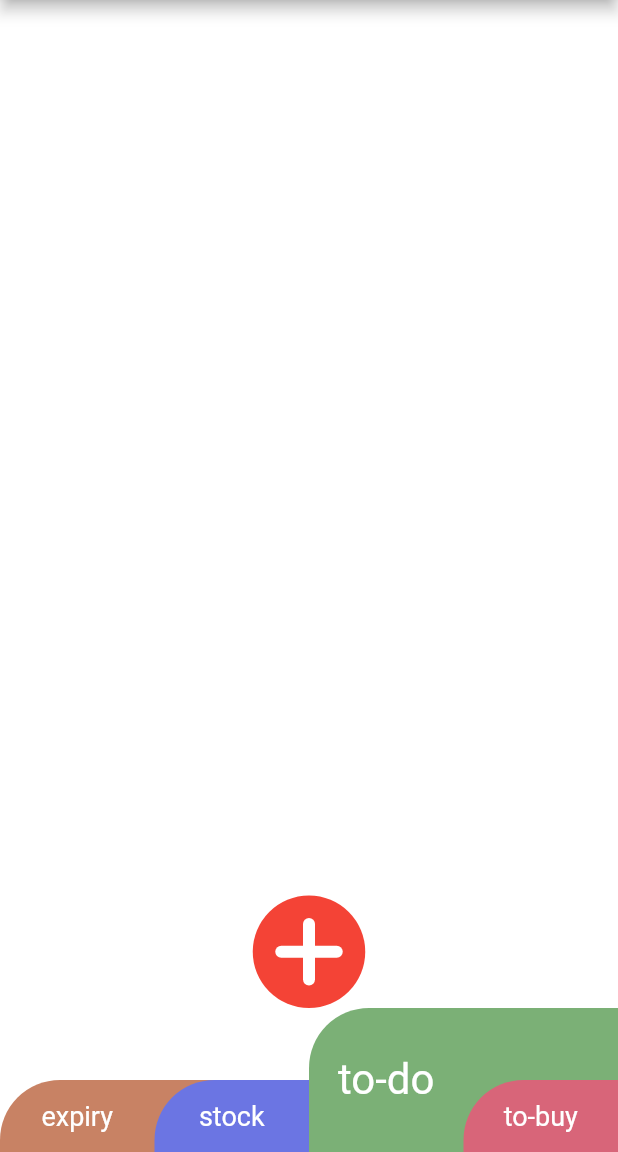
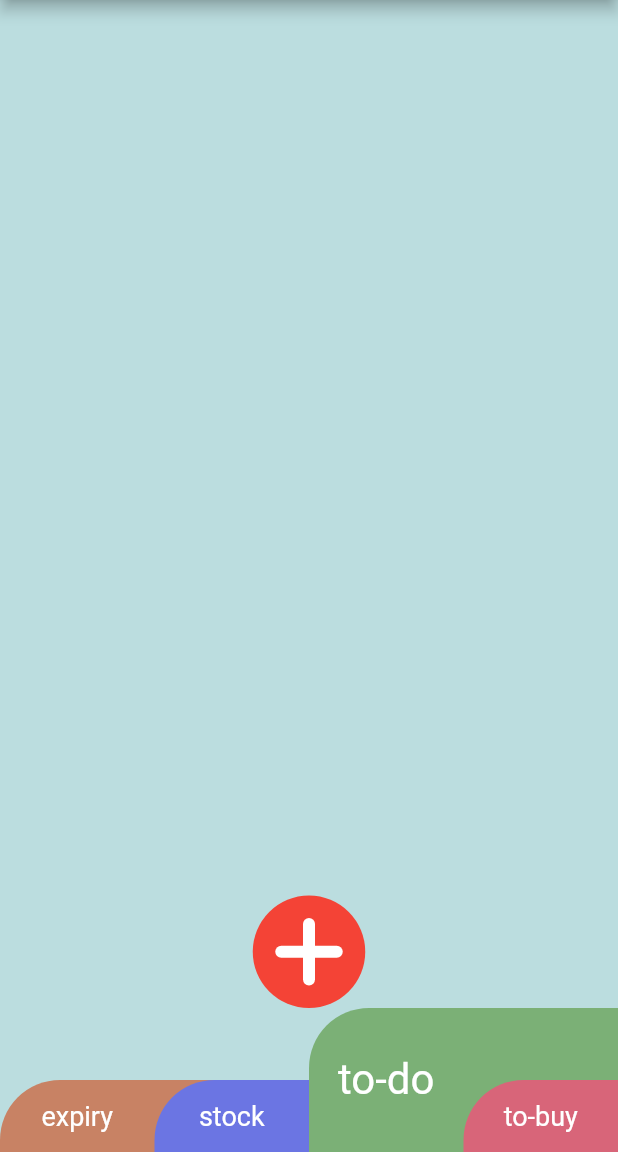
Before and after one commit to sametkamgul/Expiry-No-Loss, a Flutter app: the screen it shows after launch, after a tap on "stock", on a phone screen of 412 x 824 dp, the part 84-1236 px from its top. Run offline on Flutter 3.47's test engine with Material 2 defaults, Android fonts, the phone set to English and light mode, and no system bars; our stand-ins replace sqflite; accounts and stored records are empty.

Commit message:
some TODOs are done. colors are added to the new Constants.dart class file. Adding data to sql is now working. Page refresh problem is fixed

```diff
--- /dev/null
+++ b/lib/components/constants.dart
@@ -0,0 +1,7 @@
+class Constants {
+  final colorExpiry = 0xFFC88264;
+  final colorStock = 0xFF6B75E3;
+  final colorToDo = 0xFF7BB076;
+  final colorToBuy = 0xFFD86579;
+  final colorPageBackground = 0xFFBBDDDF;
+}
--- a/lib/components/dbhelper.dart
+++ b/lib/components/dbhelper.dart
@@ -1,8 +1,3 @@
-import 'package:path/path.dart';
-import 'package:sqflite/sqflite.dart';
-
-
-
 class Item {
   final int id;
   final String itemType;
--- a/lib/main.dart
+++ b/lib/main.dart
@@ -1,4 +1,3 @@
-import 'dart:convert';
 import 'dart:developer';
 import 'package:flutter/material.dart';
 import 'package:path/path.dart';
@@ -6,6 +5,7 @@ import 'package:sqflite/sqflite.dart';
 import 'widgets/item.dart';
 import 'widgets/bottomTab.dart';
 import 'components/dbhelper.dart';
+import 'components/constants.dart';
 
 void main() {
     runApp(MyApp());
@@ -29,10 +29,12 @@ class MyApp extends StatelessWidget {
 }
 
 class MyHomePage extends StatefulWidget {
-  MyHomePage({Key key, this.data, this.title}) : super(key: key);
+  MyHomePage({Key key, this.data, this.title, this.notify}) : super(key: key);
 
   final String title;
   final String data;
+  final Function() notify;
+
   //final int selectedItemIndex;
 
   @override
@@ -47,16 +49,12 @@ class _MyHomePageState extends State<MyHomePage> {
   int selectedItemIndex = 0;
   int counter = 0;
   final myController = TextEditingController(); // textfiel controller handles the data changes
+  Constants constants = new Constants();
 
   @override
   void initState() {
-    getUserData('all').then((value) {
-      log("datas are loaded...");
-      print(listItemsAll);
-      log(listItemsAll[0].toString());
-      log(listItemsAll[1].toString());
-      log('end');
-      //print(listItemExpiry);
+    getUserData('all').then((_) {
+      refresh(); // refreshing the page at the beginning
     });
     super.initState();
   }
@@ -69,23 +67,14 @@ class _MyHomePageState extends State<MyHomePage> {
     super.dispose();
   }
 
-  List listItemsAll = [
-    /* {'itemType' : 'expiry', 'itemName' : 'Yumurta', 'itemDate' : '14/08/2020'},
-    {'itemType' : 'expiry', 'itemName' : 'Süt', 'itemDate' : '23/10/2020'},
-    {'itemType' : 'stock', 'itemName' : 'Nutella', 'itemDate' : '11/07/2020'},
-    {'itemType' : 'stock', 'itemName' : 'Ekmek', 'itemDate' : '11/07/2020'},
-    {'itemType' : 'to-do', 'itemName' : 'Pirinç', 'itemDate' : '11/07/2020'},
-    {'itemType' : 'to-do', 'itemName' : 'Tuz', 'itemDate' : '11/07/2020'},
-    {'itemType' : 'to-buy', 'itemName' : 'Kekik', 'itemDate' : '11/07/2020'},
-    {'itemType' : 'to-buy', 'itemName' : 'Püskevit', 'itemDate' : '11/07/2020'},
-    {'itemType' : 'expiry', 'itemName' : 'Peynir', 'itemDate' : '23/10/2020'}, */
-  ];
+  List listItemsAll = [];
   List itemsExpiryList = [];
   List itemsStockList = [];
   List itemsToDoList = [];
   List itemsToBuyList = [];
 
   _MyHomePageState();
+
 
   Future<void> removeDatabase() async {
     log('database is deleted.');
@@ -108,7 +97,7 @@ class _MyHomePageState extends State<MyHomePage> {
       // When the database is first created, create a table to store dogs.
       onCreate: (db, version) {
         return db.execute(
-          "CREATE TABLE items(id INTEGER PRIMARY KEY, itemType TEXT, itemName TEXT, itemDate TEXT, itemAmount INTEGER)",
+          "CREATE TABLE items(id INTEGER PRIMARY KEY AUTOINCREMENT NOT NULL, itemType TEXT, itemName TEXT, itemDate TEXT, itemAmount INTEGER)",
         );
       },
       // Set the version. This executes the onCreate function and provides a
@@ -185,8 +174,8 @@ class _MyHomePageState extends State<MyHomePage> {
   Future<dynamic> getUserData (String dataChoice) async {
 
     if (dataChoice == 'expiry') {
-      // TODO: return expiry data here for listbuilder widget
       listItemsAll = await items();
+      itemsExpiryList.clear();
       for(int x = 0; x<listItemsAll.length; x++)
       {
         if (listItemsAll[x].itemType == '1') {
@@ -196,11 +185,10 @@ class _MyHomePageState extends State<MyHomePage> {
           // don't add the value
         }
       }
-      print(itemsExpiryList);
+      //print(itemsExpiryList);
       return itemsExpiryList;
     }
     else if ( dataChoice == 'stock') {
-      // TODO: return stock data here for listbuilder widget
       listItemsAll = await items();
       itemsStockList.clear();
       for(int x = 0; x<listItemsAll.length; x++)
@@ -212,12 +200,12 @@ class _MyHomePageState extends State<MyHomePage> {
           // don't add the value
         }
       }
-      print(itemsStockList);
+      //print(itemsStockList);
       return itemsStockList;
     }
     else if ( dataChoice == 'to-do') {
-      // TODO: return to-do data here for listbuilder widget
       listItemsAll = await items();
+      itemsToDoList.clear();
       for(int x = 0; x<listItemsAll.length; x++)
       {
         if (listItemsAll[x].itemType == '3') {
@@ -227,12 +215,12 @@ class _MyHomePageState extends State<MyHomePage> {
           // don't add the value
         }
       }
-      print(itemsToDoList);
+      //print(itemsToDoList);
       return itemsToDoList;
     }
     else if ( dataChoice == 'to-buy') {
-      // TODO: return to-buy data here for listbuilder widget
       listItemsAll = await items();
+      itemsToBuyList.clear();
       for(int x = 0; x<listItemsAll.length; x++)
       {
         if (listItemsAll[x].itemType == '4') {
@@ -242,52 +230,55 @@ class _MyHomePageState extends State<MyHomePage> {
           // don't add the value
         }
       }
-      print(itemsToBuyList);
+      //print(itemsToBuyList);
       return itemsToBuyList;
     }
     else if ( dataChoice == 'all') {
-      // TODO: return all data here for listbuilder widget
       listItemsAll = await items();
-      //print(listItemsAll);
+      print(listItemsAll);
       return listItemsAll;
     }
     else {
       return await items();
     }
   }
-/*
-  var fido = Item(
-    id: 0,
-    itemName: 'Fido',
-    itemDate: '23/03/2021',
-  ); */
 
+  void refresh() {
+    setState(() {
+      //
+    });
+  }
 
   @override
   Widget build(BuildContext context) {
-    int _selectedItemIndex;
+    int _selectedItemIndex = 0;
 
     setState(() {
       _selectedItemIndex = this.selectedItemIndex;
       if (selectedItemIndex == 1) {
-        log("expiry data");
-        getUserData('expiry');
+        getUserData('expiry').then((value) {
+          this.refresh();
+        });
       }
       else if (selectedItemIndex == 2) {
-        log("stock data");
-        getUserData('stock');
+        getUserData('stock').then((value) {
+          this.refresh();
+        });
       }
       else if (selectedItemIndex == 3) {
-        log("to-do data");
-        getUserData('to-do');
+        getUserData('to-do').then((value) {
+          this.refresh();
+        });
       }
       else if (selectedItemIndex == 4) {
-        log("to-buy data");
-        getUserData('to-buy');
+        getUserData('to-buy').then((value) {
+          this.refresh();
+        });
       }
       else if (selectedItemIndex == 0) {
-        log("all data");
-        getUserData('all');
+        getUserData('all').then((value) {
+          this.refresh();
+        });
       }
     });
     // full screen width and height
@@ -297,10 +288,8 @@ class _MyHomePageState extends State<MyHomePage> {
       selectedItemIndex = widget.selectedItemIndex;
     }); */
 
-    log('loaded:' + _selectedItemIndex.toString());
-
     return Scaffold(
-      backgroundColor: Colors.white,
+      backgroundColor: Color(constants.colorPageBackground),
       appBar: AppBar(
         backgroundColor: Colors.indigoAccent,
         // Here we take the value from the MyHomePage object that was created by
@@ -325,12 +314,12 @@ class _MyHomePageState extends State<MyHomePage> {
                     //log(listItemsAll.length.toString());
                     //getUserData('all');
                     //log(index.toString() + ': ' + listItems[index].toString());
-                    return new ItemWidget(itemType: listItemsAll[indexAll].itemType, itemName: listItemsAll[indexAll].itemName, itemDateTime: listItemsAll[indexAll].itemDate, itemCountdown: 9);
+                    return ItemWidget(itemType: listItemsAll[indexAll].itemType, itemName: listItemsAll[indexAll].itemName, itemDateTime: listItemsAll[indexAll].itemDate, itemCountdown: 9);
                   }
                 ),
               ),
             ),
-            if(_selectedItemIndex == 1)
+            if (_selectedItemIndex == 1)
             new Container(
               child: new Expanded(
                 child: new ListView.builder(
@@ -340,7 +329,7 @@ class _MyHomePageState extends State<MyHomePage> {
                     //log(itemsExpiryList.length.toString());
                     //log(index.toString() + ': ' + listItems[index].toString());
                     if (itemsExpiryList[indexExpiry].itemType == '1'){
-                      return new ItemWidget(itemType: itemsExpiryList[indexExpiry].itemType, itemName: itemsExpiryList[indexExpiry].itemName, itemDateTime: itemsExpiryList[indexExpiry].itemDate, itemCountdown: 9);
+                      return ItemWidget(itemType: itemsExpiryList[indexExpiry].itemType, itemName: itemsExpiryList[indexExpiry].itemName, itemDateTime: itemsExpiryList[indexExpiry].itemDate, itemCountdown: 9);
                     }
                     else {
                       return null;
@@ -358,10 +347,9 @@ class _MyHomePageState extends State<MyHomePage> {
                   itemBuilder: (BuildContext ctxt, int indexStock) {
                     //log(index.toString() + ': ' + listItems[index].toString());
                     if (itemsStockList.length > 0) {
-                      log('stock-length' + itemsStockList.length.toString());
                       if (itemsStockList[indexStock].itemType == '2'){
-                        print(itemsStockList);
-                        return new ItemWidget(itemType: itemsStockList[indexStock].itemType, itemName: itemsStockList[indexStock].itemName, itemDateTime: itemsStockList[indexStock].itemDate, itemCountdown: 9);
+                        //print(itemsStockList);
+                        return ItemWidget(itemType: itemsStockList[indexStock].itemType, itemName: itemsStockList[indexStock].itemName, itemDateTime: itemsStockList[indexStock].itemDate, itemCountdown: 9);
                       }
                       else {
                         return null;
@@ -383,7 +371,7 @@ class _MyHomePageState extends State<MyHomePage> {
                   itemBuilder: (BuildContext ctxtToDo, int indexToDo) {
                     //log(index.toString() + ': ' + listItems[index].toString());
                     if (itemsToDoList[indexToDo].itemType == '3'){
-                      return new ItemWidget(itemType: itemsToDoList[indexToDo].itemType, itemName: itemsToDoList[indexToDo].itemName, itemDateTime: itemsToDoList[indexToDo].itemDate, itemCountdown: 9);
+                      return ItemWidget(itemType: itemsToDoList[indexToDo].itemType, itemName: itemsToDoList[indexToDo].itemName, itemDateTime: itemsToDoList[indexToDo].itemDate, itemCountdown: 9);
                     }
                     else {
                       return null;
@@ -401,7 +389,7 @@ class _MyHomePageState extends State<MyHomePage> {
                   itemBuilder: (BuildContext ctxt, int indexToBuy) {
                     //log(index.toString() + ': ' + listItems[index].toString());
                     if (itemsToBuyList[indexToBuy].itemType == '4'){
-                      return new ItemWidget(itemType: itemsToBuyList[indexToBuy].itemType, itemName: itemsToBuyList[indexToBuy].itemName, itemDateTime: itemsToBuyList[indexToBuy].itemDate, itemCountdown: 9);
+                      return ItemWidget(itemType: itemsToBuyList[indexToBuy].itemType, itemName: itemsToBuyList[indexToBuy].itemName, itemDateTime: itemsToBuyList[indexToBuy].itemDate, itemCountdown: 9);
                     }
                     else {
                       return null;
@@ -416,7 +404,9 @@ class _MyHomePageState extends State<MyHomePage> {
             // plus-sign add-button
             GestureDetector(
               onLongPress: () {
-                removeDatabase();
+                setState(() {
+                  removeDatabase();
+                });
               },
               onTap: () async {
                 log('tapped plus: adding new value');
@@ -444,7 +434,7 @@ class _MyHomePageState extends State<MyHomePage> {
                   itemAmount: 11,
                 );
                 await insertItem(fido); */
-                var fido = Item(
+                /* var fido = Item(
                   id: counter,
                   itemType: selectedItemIndex.toString(),
                   itemName: 'Ekmek',
@@ -452,7 +442,7 @@ class _MyHomePageState extends State<MyHomePage> {
                   itemAmount: 32
                 );
                 counter++;
-                await insertItem(fido);
+                await insertItem(fido); */
 
                 // Delete Fido from the database.
                 //await deleteDog(fido.id);
@@ -464,7 +454,7 @@ class _MyHomePageState extends State<MyHomePage> {
 
                 Navigator.push(
                   context,
-                  MaterialPageRoute(builder: (context) => AddNewItemPage()),
+                  MaterialPageRoute(builder: (context) => AddNewItemPage(selectedItemIndex: selectedItemIndex)),
                 );
               },
               child: AnimatedContainer(
@@ -513,7 +503,7 @@ class _MyHomePageState extends State<MyHomePage> {
               tab1: 'expiry', tab2: 'stock', tab3: 'to-do', tab4: 'to-buy',
               onSelectedItemIndexChange: (int val) => setState((){
                 selectedItemIndex = val;
-                log('testttt:' + selectedItemIndex.toString());
+                log('selected_index:' + selectedItemIndex.toString());
               }),
             ),
           ],
@@ -525,6 +515,8 @@ class _MyHomePageState extends State<MyHomePage> {
 }
 
 class AddNewItemPage extends StatefulWidget {
+  AddNewItemPage({Key key, @required this.selectedItemIndex}) : super(key: key);
+  final selectedItemIndex;
 
   @override
   _AddNewItemPageState createState() => _AddNewItemPageState();
@@ -542,8 +534,49 @@ class _AddNewItemPageState extends State<AddNewItemPage> {
     myControllerItemName.addListener(_printItemNameValue);
     myControllerItemDate.addListener(_printItemNameValue);
   }
-  void _printItemNameValue () {
+
+  void _printItemNameValue () async {
     //log(myControllerItemName.text + ':' + myControllerItemDate.text);
+  }
+
+  refresh() {
+    setState(() {});
+    log('parent refreshing');
+  }
+
+  Future<dynamic> createDatabase() async {
+    final database = openDatabase(
+      // Set the path to the database. Note: Using the `join` function from the
+      // `path` package is best practice to ensure the path is correctly
+      // constructed for each platform.
+
+      join(await getDatabasesPath(), 'items.db'),
+
+      // When the database is first created, create a table to store dogs.
+      onCreate: (db, version) {
+        return db.execute(
+          "CREATE TABLE items(id INTEGER PRIMARY KEY AUTOINCREMENT NOT NULL, itemType TEXT, itemName TEXT, itemDate TEXT, itemAmount INTEGER)",
+        );
+      },
+      // Set the version. This executes the onCreate function and provides a
+      // path to perform database upgrades and downgrades.
+      version: 1,
+    );
+    return database;
+  }
+
+  Future<void> insertItem(Item item) async {
+    // Get a reference to the database.
+    final Database db = await createDatabase();
+
+    // Insert the Dog into the correct table. Also specify the
+    // `conflictAlgorithm`. In this case, if the same dog is inserted
+    // multiple times, it replaces the previous data.
+    await db.insert(
+      'items',
+      item.toMap(),
+      conflictAlgorithm: ConflictAlgorithm.replace,
+    );
   }
 
 
@@ -629,11 +662,25 @@ class _AddNewItemPageState extends State<AddNewItemPage> {
                 crossAxisAlignment: CrossAxisAlignment.center,
                 children: <Widget>[
                   RaisedButton(
-                    onPressed: () {
-                      // TODO: save the edited data
+                    onPressed: () async {
                       log(myControllerItemName.text);
                       log(myControllerItemDate.text);
+                      var fido = Item(
+                        itemType: widget.selectedItemIndex.toString(),
+                        itemName: myControllerItemName.text,
+                        itemDate: myControllerItemDate.text,
+                        itemAmount: 32
+                      );
+                      await insertItem(fido);
+                      log('item is added');
+                      log('selected: ' + widget.selectedItemIndex.toString());
                       Navigator.pop(context);
+                      /* Navigator.pushReplacement(
+                        context,
+                        MaterialPageRoute(
+                          builder: (context) => MyHomePage(notify: refresh,),
+                        ),
+                      ); */
                     },
                     child: Text('Save'),
                   ),
--- a/lib/widgets/bottomTab.dart
+++ b/lib/widgets/bottomTab.dart
@@ -1,6 +1,6 @@
 import 'dart:developer';
-
 import 'package:flutter/material.dart';
+import 'package:expiry_no_loss/components/constants.dart';
 
 class BottomTab extends StatefulWidget {
   final String tab1;
@@ -26,6 +26,7 @@ class _BottomTabState extends State<BottomTab> {
   bool biggerStock = false;
   bool biggerToBuy = false;
   bool biggerToDo = false;
+  Constants constants = new Constants();
 
   @override
   Widget build(BuildContext context) {
@@ -62,17 +63,12 @@ class _BottomTabState extends State<BottomTab> {
                     this.biggerToDo = false;
                     this.biggerToBuy = false;
                   });
-                  log(this.biggerExpiry.toString());
-                  log(this.biggerStock.toString());
-                  log(this.biggerToDo.toString());
-                  log(this.biggerToBuy.toString());
-                  log(widget.tab1);
-
+                  log('tab: ' + widget.tab1);
                 },
                 child: new Container(
                   width: 4.0 * screenWidth / 4.0,
                   decoration: new BoxDecoration(
-                    color: Color(0xFFC88264),
+                    color: Color(constants.colorExpiry),
                     borderRadius: new BorderRadius.only(
                       topLeft: Radius.circular(40.0),
                     )
@@ -128,12 +124,12 @@ class _BottomTabState extends State<BottomTab> {
                     this.biggerToDo = false;
                     this.biggerToBuy = false;
                   });
-
+                  log('tab: ' + widget.tab2);
                 },
                 child: new Container(
                   width: screenWidth / 4.0,
                   decoration: new BoxDecoration(
-                    color: Color(0xFF6B75E3),
+                    color: Color(constants.colorStock),
                     borderRadius: new BorderRadius.only(
                       topLeft: const Radius.circular(40.0),
                     )
@@ -189,16 +185,12 @@ class _BottomTabState extends State<BottomTab> {
                     this.biggerStock = false;
                     this.biggerToBuy = false;
                   });
-                  log(this.biggerExpiry.toString());
-                  log(this.biggerStock.toString());
-                  log(this.biggerToDo.toString());
-                  log(this.biggerToBuy.toString());
                   log('tab: ' + widget.tab3);
                 },
                 child: new Container(
                   width: screenWidth / 4.0,
                   decoration: new BoxDecoration(
-                    color: Color(0xFF7BB076),
+                    color: Color(constants.colorToDo),
                     borderRadius: new BorderRadius.only(
                       topLeft: const Radius.circular(40.0),
                     )
@@ -254,16 +246,12 @@ class _BottomTabState extends State<BottomTab> {
                     this.biggerStock = false;
                     this.biggerToDo = false;
                   });
-                  log(this.biggerExpiry.toString());
-                  log(this.biggerStock.toString());
-                  log(this.biggerToDo.toString());
-                  log(this.biggerToBuy.toString());
-                  log(widget.tab4);
+                  log('tab: ' + widget.tab4);
                 },
                 child: new Container(
                   width: screenWidth / 4.0,
                   decoration: new BoxDecoration(
-                    color: Color(0xFFD86579),
+                    color: Color(constants.colorToBuy),
                     borderRadius: new BorderRadius.only(
                       topLeft: const Radius.circular(40.0),
                     )
--- a/lib/widgets/item.dart
+++ b/lib/widgets/item.dart
@@ -1,8 +1,7 @@
 import 'dart:developer';
-
-import 'package:expiry_no_loss/components/dbhelper.dart';
 import 'package:flutter/cupertino.dart';
 import 'package:flutter/material.dart';
+import 'package:expiry_no_loss/components/constants.dart';
 
 class ItemWidget extends StatefulWidget {
   final String itemType;
@@ -29,6 +28,7 @@ class _ItemWidgetState extends State<ItemWidget> {
   bool isEditingContent = false;
   bool isCancelled = false;
   int selectedItemIndex = 0;
+  Constants constants = new Constants();
 
   @override
   Widget build(BuildContext context) {
@@ -37,22 +37,22 @@ class _ItemWidgetState extends State<ItemWidget> {
       child: GestureDetector(
         onTap: () {
           log('tap:       ' + widget.itemType + ', ' + widget.itemName + ', ' + widget.itemDateTime + ', ' + widget.itemCountdown.toString());
-          if (widget.itemType == 'expiry') {
+          if (widget.itemType == '1') {
             setState(() {
               this.selectedItemIndex = 1;
             });
           }
-          else if (widget.itemType == 'stock') {
+          else if (widget.itemType == '2') {
             setState(() {
               this.selectedItemIndex = 2;
             });
           }
-          else if (widget.itemType == 'to-do') {
+          else if (widget.itemType == '3') {
             setState(() {
               this.selectedItemIndex = 3;
             });
           }
-          else if (widget.itemType == 'to-buy') {
+          else if (widget.itemType == '4') {
             setState(() {
               this.selectedItemIndex = 4;
             });
@@ -82,13 +82,13 @@ class _ItemWidgetState extends State<ItemWidget> {
   Widget itemNormal() {
     return new Container(
       decoration: new BoxDecoration(
-        color: widget.itemType == 'expiry' ? Color(0xFFC88264)
-              : widget.itemType == 'stock' ? Color(0xFF6B75E3)
-              : widget.itemType == 'to-do' ? Color(0xFF7BB076)
-              : widget.itemType == 'to-buy' ? Color(0xFFD86579)
+        color: widget.itemType == '1' ? Color(constants.colorExpiry)
+              : widget.itemType == '2' ? Color(constants.colorStock)
+              : widget.itemType == '3' ? Color(constants.colorToDo)
+              : widget.itemType == '4' ? Color(constants.colorToBuy)
               : Colors.blue,
         border: Border.all(
-          width: 3,
+          width: 0,
           color: Colors.white   // TODO: maybe remove the stroke color!!!
         ),
         borderRadius: new BorderRadius.all(
@@ -295,7 +295,6 @@ class SecondRoute extends StatelessWidget {
                 children: <Widget>[
                   RaisedButton(
                     onPressed: () {
-                      // TODO: save the edited data
                       Navigator.pop(context);
                     },
                     child: Text('Save'),
```
